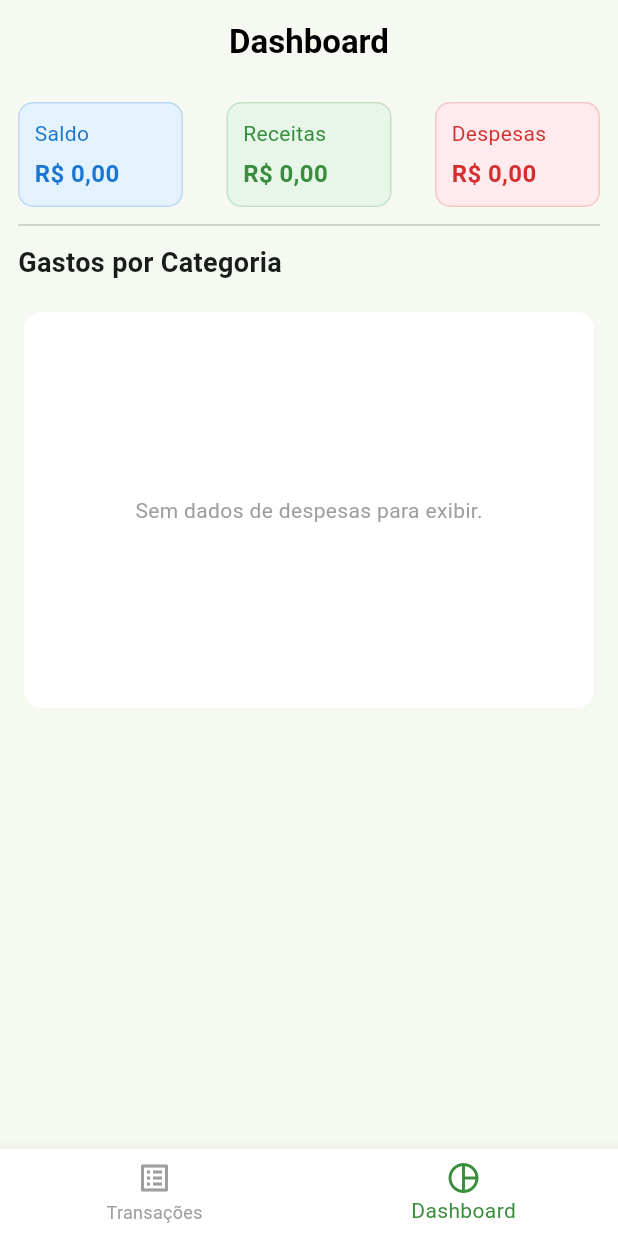
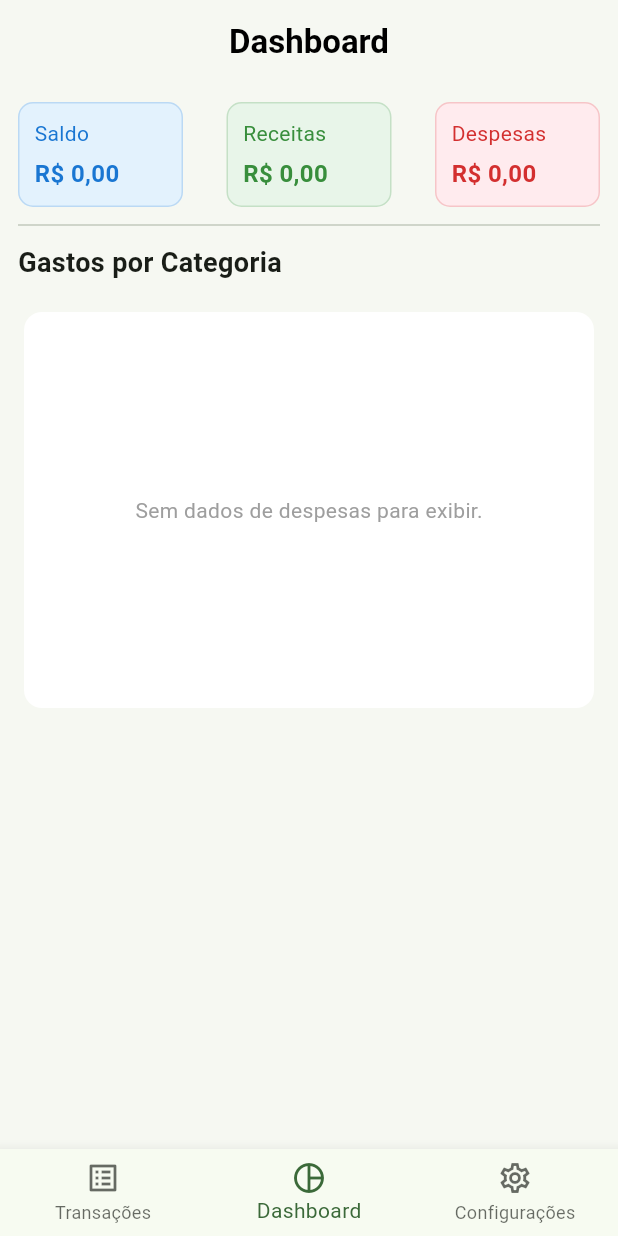
Before and after one commit to BernardoCorral/app-financas-flutter, a Flutter app: the screen it shows after launch, item 2 of the bottom bar chosen, on a phone screen of 412 x 824 dp. Run offline on Flutter 3.47's test engine with Material 3 defaults, Android fonts, the phone set to English and light mode, and no system bars; our stand-ins replace fl_chart, shared_preferences, sqflite; accounts and stored records are empty.

Commit message:
feat: tela de config

```diff
--- a/lib/main.dart
+++ b/lib/main.dart
@@ -2,14 +2,21 @@ import 'package:flutter/material.dart';
 import 'package:provider/provider.dart';
 
 import 'providers/transaction_provider.dart';
+import 'providers/settings_provider.dart';
+
 import 'screens/transactions/transactions_list_screen.dart';
 import 'screens/transactions/transaction_form_screen.dart';
 import 'screens/dashboard/dashboard_screen.dart';
+import 'screens/settings/settings_screen.dart';
 
 void main() {
   runApp(
-    ChangeNotifierProvider(
-      create: (_) => TransactionProvider()..loadMonth(),
+    MultiProvider(
+      providers: [
+        ChangeNotifierProvider(create: (_) => SettingsProvider()),
+        ChangeNotifierProvider(
+            create: (_) => TransactionProvider()..loadMonth()),
+      ],
       child: const MyApp(),
     ),
   );
@@ -20,13 +27,19 @@ class MyApp extends StatelessWidget {
 
   @override
   Widget build(BuildContext context) {
+    final s = context.watch<SettingsProvider>();
+
     return MaterialApp(
       title: 'Minhas Finanças',
       debugShowCheckedModeBanner: false,
+      themeMode: s.themeMode,
+      themeAnimationDuration: Duration.zero,
+      themeAnimationCurve: Curves.linear,
       theme: ThemeData(
+        useMaterial3: true,
         colorScheme: ColorScheme.fromSeed(
           seedColor: Colors.green,
-          background: const Color(0xFFF6F8F2),
+          brightness: Brightness.light,
         ),
         scaffoldBackgroundColor: const Color(0xFFF6F8F2),
         appBarTheme: const AppBarTheme(
@@ -35,11 +48,37 @@ class MyApp extends StatelessWidget {
           elevation: 0,
           centerTitle: true,
         ),
+        cardColor: Colors.white,
+        dividerColor: const Color(0xFFE5E7EB),
         floatingActionButtonTheme: FloatingActionButtonThemeData(
           backgroundColor: Colors.green.shade200,
           foregroundColor: Colors.black,
+          shape:
+              RoundedRectangleBorder(borderRadius: BorderRadius.circular(12)),
+        ),
+      ),
+      darkTheme: ThemeData(
+        useMaterial3: true,
+        colorScheme: ColorScheme.highContrastDark(
+          primary: Colors.greenAccent.shade400,
+          secondary: Colors.tealAccent.shade400,
+          surface: const Color.fromARGB(255, 42, 44, 46),
+          error: Colors.redAccent,
+        ),
+        scaffoldBackgroundColor: const Color.fromARGB(255, 28, 30, 32),
+        appBarTheme: const AppBarTheme(
+          foregroundColor: Colors.white,
+          backgroundColor: Colors.transparent,
+          elevation: 0,
+          centerTitle: true,
+        ),
+        cardColor: const Color(0xFF1A1C1E),
+        dividerColor: const Color(0xFF2C2D30),
+        floatingActionButtonTheme: const FloatingActionButtonThemeData(
+          backgroundColor: Color(0xFF2E7D32),
+          foregroundColor: Colors.white,
           shape: RoundedRectangleBorder(
-            borderRadius: BorderRadius.circular(12),
+            borderRadius: BorderRadius.all(Radius.circular(12)),
           ),
         ),
       ),
@@ -47,6 +86,7 @@ class MyApp extends StatelessWidget {
       routes: {
         '/': (context) => const HomeScreen(),
         '/transaction-form': (context) => const TransactionFormScreen(),
+        '/settings': (context) => const SettingsScreen(),
       },
     );
   }
@@ -65,21 +105,23 @@ class _HomeScreenState extends State<HomeScreen> {
   static const List<Widget> _screens = <Widget>[
     TransactionsListScreen(),
     DashboardScreen(),
+    SettingsScreen(),
   ];
 
   static const List<String> _titles = <String>[
     'Minhas Transações',
     'Dashboard',
+    'Configurações',
   ];
 
   void _onItemTapped(int index) {
-    setState(() {
-      _selectedIndex = index;
-    });
+    setState(() => _selectedIndex = index);
   }
 
   @override
   Widget build(BuildContext context) {
+    final cs = Theme.of(context).colorScheme;
+
     return Scaffold(
       appBar: AppBar(
         title: Text(
@@ -91,28 +133,24 @@ class _HomeScreenState extends State<HomeScreen> {
       bottomNavigationBar: BottomNavigationBar(
         currentIndex: _selectedIndex,
         onTap: _onItemTapped,
+        backgroundColor: cs.surface,
+        elevation: 8,
+        selectedItemColor: cs.primary,
+        unselectedItemColor: cs.onSurface.withOpacity(0.65),
         items: const <BottomNavigationBarItem>[
           BottomNavigationBarItem(
-            icon: Icon(Icons.list_alt),
-            label: 'Transações',
-          ),
+              icon: Icon(Icons.list_alt), label: 'Transações'),
           BottomNavigationBarItem(
-            icon: Icon(Icons.pie_chart_outline),
-            label: 'Dashboard',
-          ),
+              icon: Icon(Icons.pie_chart_outline), label: 'Dashboard'),
+          BottomNavigationBarItem(
+              icon: Icon(Icons.settings_outlined), label: 'Configurações'),
         ],
-        selectedItemColor: Colors.green.shade700,
-        unselectedItemColor: Colors.grey,
-        backgroundColor: Colors.white,
-        elevation: 8,
       ),
       floatingActionButton: _selectedIndex == 0
           ? FloatingActionButton(
-              backgroundColor: Colors.green.shade200,
-              child: const Icon(Icons.add, color: Colors.black),
-              onPressed: () {
-                Navigator.pushNamed(context, '/transaction-form');
-              },
+              onPressed: () =>
+                  Navigator.pushNamed(context, '/transaction-form'),
+              child: const Icon(Icons.add),
             )
           : null,
     );
--- a/lib/screens/dashboard/dashboard_screen.dart
+++ b/lib/screens/dashboard/dashboard_screen.dart
@@ -15,8 +15,20 @@ class DashboardScreen extends StatelessWidget {
     final despesas = provider.totalExpense;
     final gastosPorCategoria = provider.expenseByCategory;
 
-    // (Lógica das cores e 'sections' do gráfico - sem alteração)
-    final List<Color> chartColors = [
+    final isDark = Theme.of(context).brightness == Brightness.dark;
+
+    final List<Color> chartColors = isDark
+        ? [
+            const Color(0xFF81C784),
+            const Color(0xFF64B5F6),
+            const Color(0xFFE57373),
+            const Color(0xFFFFB74D),
+            const Color(0xFFBA68C8),
+            const Color(0xFF4DB6AC),
+            const Color(0xFFA1887F),
+            const Color(0xFFF06292),
+          ]
+        : [
             Colors.blue,
             Colors.red,
             Colors.green,
@@ -30,7 +42,6 @@ class DashboardScreen extends StatelessWidget {
     final List<PieChartSectionData> sections =
         gastosPorCategoria.entries.toList().asMap().entries.map((entry) {
       final index = entry.key;
-      final categoria = entry.value.key;
       final valor = entry.value.value;
       final percentual = despesas > 0 ? (valor / despesas) * 100 : 0.0;
 
@@ -54,39 +65,21 @@ class DashboardScreen extends StatelessWidget {
       child: Column(
         crossAxisAlignment: CrossAxisAlignment.stretch,
         children: [
-          Row(
+          const Row(
             mainAxisAlignment: MainAxisAlignment.spaceBetween,
             children: [
-              _ResumoCard(
-                titulo: 'Saldo',
-                valor: saldo,
-                corTexto: Colors.blue.shade700,
-                corFundo: Colors.blue.shade50,
-              ),
-              _ResumoCard(
-                titulo: 'Receitas',
-                valor: receitas,
-                corTexto: Colors.green.shade700,
-                corFundo: Colors.green.shade50,
-              ),
-              _ResumoCard(
-                titulo: 'Despesas',
-                valor: despesas,
-                corTexto: Colors.red.shade700,
-                corFundo: Colors.red.shade50,
-              ),
+              _ResumoCard(kind: _ResumoKind.saldo),
+              _ResumoCard(kind: _ResumoKind.receitas),
+              _ResumoCard(kind: _ResumoKind.despesas),
             ],
           ),
           const Divider(height: 24),
-
-          const Text(
-            'Gastos por Categoria',
-            style: TextStyle(fontSize: 18, fontWeight: FontWeight.bold),
-          ),
+          const Text('Gastos por Categoria',
+              style: TextStyle(fontSize: 18, fontWeight: FontWeight.bold)),
           const SizedBox(height: 16),
           Card(
             elevation: 0,
-            color: Colors.white,
+            color: Theme.of(context).cardColor,
             child: Padding(
               padding: const EdgeInsets.all(16),
               child: Column(
@@ -95,10 +88,8 @@ class DashboardScreen extends StatelessWidget {
                     const AspectRatio(
                       aspectRatio: 1.5,
                       child: Center(
-                        child: Text(
-                          'Sem dados de despesas para exibir.',
-                          style: TextStyle(color: Colors.grey),
-                        ),
+                        child: Text('Sem dados de despesas para exibir.',
+                            style: TextStyle(color: Colors.grey)),
                       ),
                     )
                   else
@@ -112,7 +103,6 @@ class DashboardScreen extends StatelessWidget {
                         ),
                       ),
                     ),
-
                   if (sections.isNotEmpty) ...[
                     const SizedBox(height: 20),
                     Wrap(
@@ -128,7 +118,8 @@ class DashboardScreen extends StatelessWidget {
                         final valor = entry.value.value;
                         return _LegendaItem(
                           color: chartColors[index % chartColors.length],
-                          texto: '$categoria (${formatCurrency(valor)})',
+                          texto:
+                              '$categoria (${formatCurrency(valor, context)})',
                         );
                       }).toList(),
                     ),
@@ -143,49 +134,69 @@ class DashboardScreen extends StatelessWidget {
   }
 }
 
+enum _ResumoKind { saldo, receitas, despesas }
+
 class _ResumoCard extends StatelessWidget {
-  final String titulo;
-  final double valor;
-  final Color corTexto;
-  final Color corFundo;
-
-  const _ResumoCard({
-    required this.titulo,
-    required this.valor,
-    required this.corTexto,
-    required this.corFundo,
-  });
+  final _ResumoKind kind;
+  const _ResumoCard({required this.kind});
 
   @override
   Widget build(BuildContext context) {
+    final provider = context.watch<TransactionProvider>();
+    final isDark = Theme.of(context).brightness == Brightness.dark;
+
+    final colorMap = {
+      _ResumoKind.saldo: isDark ? Colors.white : Colors.blue.shade700,
+      _ResumoKind.receitas: isDark ? Colors.white : Colors.green.shade700,
+      _ResumoKind.despesas: isDark ? Colors.white : Colors.red.shade700,
+    };
+    final bg = isDark
+        ? const Color(0xFF1A1C1E)
+        : {
+            _ResumoKind.saldo: Colors.blue.shade50,
+            _ResumoKind.receitas: Colors.green.shade50,
+            _ResumoKind.despesas: Colors.red.shade50,
+          }[kind]!;
+
+    final titulo = {
+      _ResumoKind.saldo: 'Saldo',
+      _ResumoKind.receitas: 'Receitas',
+      _ResumoKind.despesas: 'Despesas',
+    }[kind]!;
+
+    final valor = {
+      _ResumoKind.saldo: provider.balance,
+      _ResumoKind.receitas: provider.totalIncome,
+      _ResumoKind.despesas: provider.totalExpense,
+    }[kind]!;
+
     return Container(
       width: 110,
       padding: const EdgeInsets.all(10),
       decoration: BoxDecoration(
-        color: corFundo,
+        color: bg,
         borderRadius: BorderRadius.circular(10),
-        border: Border.all(color: corTexto.withOpacity(0.2)),
+        border: Border.all(
+          color: isDark ? Colors.white10 : colorMap[kind]!.withOpacity(0.2),
+        ),
       ),
       child: Column(
         crossAxisAlignment: CrossAxisAlignment.start,
         children: [
-          Text(titulo, style: TextStyle(color: corTexto)),
+          Text(titulo, style: TextStyle(color: colorMap[kind]!)),
           const SizedBox(height: 5),
           Text(
-            formatCurrency(valor),
+            formatCurrency(valor, context),
             style: TextStyle(
-              color: corTexto,
+                color: colorMap[kind]!,
                 fontWeight: FontWeight.bold,
-              fontSize: 16,
-            ),
+                fontSize: 16),
           ),
         ],
       ),
     );
   }
 }
-
-
 
 class _LegendaItem extends StatelessWidget {
   final Color color;
@@ -201,11 +212,7 @@ class _LegendaItem extends StatelessWidget {
         Container(
             width: 12,
             height: 12,
-          decoration: BoxDecoration(
-            color: color,
-            shape: BoxShape.circle,
-          ),
-        ),
+            decoration: BoxDecoration(color: color, shape: BoxShape.circle)),
         const SizedBox(width: 6),
         Text(texto),
       ],
--- a/lib/screens/transactions/transactions_list_screen.dart
+++ b/lib/screens/transactions/transactions_list_screen.dart
@@ -1,6 +1,7 @@
 import 'package:flutter/material.dart';
 import 'package:provider/provider.dart';
 import 'package:flutter_application_1/providers/transaction_provider.dart';
+import 'package:flutter_application_1/providers/settings_provider.dart';
 import 'package:flutter_application_1/widgets/transaction_tile.dart';
 import 'package:flutter_application_1/utils/formatters.dart';
 
@@ -10,41 +11,46 @@ class TransactionsListScreen extends StatelessWidget {
   @override
   Widget build(BuildContext context) {
     final provider = context.watch<TransactionProvider>();
+    final s = context.watch<SettingsProvider>();
     final transacoes = provider.transactions;
     final saldo = provider.balance;
     final receitas = provider.totalIncome;
     final despesas = provider.totalExpense;
 
+    final isDark = Theme.of(context).brightness == Brightness.dark;
+
+    final saldoColors = _ResumoColors(
+      text: isDark ? Colors.white : Colors.blue.shade700,
+      bg: isDark ? const Color(0xFF1A1C1E) : Colors.blue.shade50,
+      border: isDark ? Colors.white10 : Colors.blue.shade700.withOpacity(0.2),
+    );
+    final receitaColors = _ResumoColors(
+      text: isDark ? Colors.white : Colors.green.shade700,
+      bg: isDark ? const Color(0xFF1A1C1E) : Colors.green.shade50,
+      border: isDark ? Colors.white10 : Colors.green.shade700.withOpacity(0.2),
+    );
+    final despesaColors = _ResumoColors(
+      text: isDark ? Colors.white : Colors.red.shade700,
+      bg: isDark ? const Color(0xFF1A1C1E) : Colors.red.shade50,
+      border: isDark ? Colors.white10 : Colors.red.shade700.withOpacity(0.2),
+    );
 
     return Padding(
       padding: const EdgeInsets.all(12),
       child: Column(
         children: [
+          if (s.showBalanceOnHome)
             Row(
               mainAxisAlignment: MainAxisAlignment.spaceBetween,
               children: [
+                _ResumoCard(titulo: 'Saldo', valor: saldo, c: saldoColors),
                 _ResumoCard(
-                titulo: 'Saldo',
-                valor: saldo,
-                corTexto: Colors.blue.shade700,
-                corFundo: Colors.blue.shade50,
-              ),
+                    titulo: 'Receitas', valor: receitas, c: receitaColors),
                 _ResumoCard(
-                titulo: 'Receitas',
-                valor: receitas,
-                corTexto: Colors.green.shade700,
-                corFundo: Colors.green.shade50,
-              ),
-              _ResumoCard(
-                titulo: 'Despesas',
-                valor: despesas,
-                corTexto: Colors.red.shade700,
-                corFundo: Colors.red.shade50,
-              ),
+                    titulo: 'Despesas', valor: despesas, c: despesaColors),
               ],
             ),
           const Divider(height: 20),
-
           Expanded(
             child: transacoes.isEmpty
                 ? const Center(
@@ -54,14 +60,10 @@ class TransactionsListScreen extends StatelessWidget {
                         Icon(Icons.wallet_outlined,
                             size: 60, color: Colors.grey),
                         SizedBox(height: 10),
-                        Text(
-                          'Nenhuma transação ainda 😅',
-                          style: TextStyle(color: Colors.grey, fontSize: 15),
-                        ),
-                        Text(
-                          'Adicione com o botão +',
-                          style: TextStyle(color: Colors.grey),
-                        ),
+                        Text('Nenhuma transação ainda 😅',
+                            style: TextStyle(color: Colors.grey, fontSize: 15)),
+                        Text('Adicione com o botão +',
+                            style: TextStyle(color: Colors.grey)),
                       ],
                     ),
                   )
@@ -76,10 +78,8 @@ class TransactionsListScreen extends StatelessWidget {
                         background: Container(
                           color: Colors.red,
                           alignment: Alignment.centerRight,
-                          padding:
-                              const EdgeInsets.symmetric(horizontal: 20),
-                          child: const Icon(Icons.delete,
-                              color: Colors.white),
+                          padding: const EdgeInsets.symmetric(horizontal: 20),
+                          child: const Icon(Icons.delete, color: Colors.white),
                         ),
                         onDismissed: (_) async {
                           await context
@@ -88,15 +88,10 @@ class TransactionsListScreen extends StatelessWidget {
                           ScaffoldMessenger.of(context).showSnackBar(
                             SnackBar(
                                 content: Text('${tx.description} excluída.'),
-                              duration: const Duration(seconds: 2),
-                            ),
+                                duration: const Duration(seconds: 2)),
                           );
                         },
-                        child: TransactionTile(
-                          tx: tx,
-                          onEdit: () {
-                          },
-                        ),
+                        child: TransactionTile(tx: tx, onEdit: () {}),
                       );
                     },
                   ),
@@ -107,17 +102,23 @@ class TransactionsListScreen extends StatelessWidget {
   }
 }
 
+class _ResumoColors {
+  final Color text;
+  final Color bg;
+  final Color border;
+  const _ResumoColors(
+      {required this.text, required this.bg, required this.border});
+}
+
 class _ResumoCard extends StatelessWidget {
   final String titulo;
   final double valor;
-  final Color corTexto;
-  final Color corFundo;
+  final _ResumoColors c;
 
   const _ResumoCard({
     required this.titulo,
     required this.valor,
-    required this.corTexto,
-    required this.corFundo,
+    required this.c,
   });
 
   @override
@@ -126,22 +127,19 @@ class _ResumoCard extends StatelessWidget {
       width: 110,
       padding: const EdgeInsets.all(10),
       decoration: BoxDecoration(
-        color: corFundo,
+        color: c.bg,
         borderRadius: BorderRadius.circular(10),
-        border: Border.all(color: corTexto.withOpacity(0.2)),
+        border: Border.all(color: c.border),
       ),
       child: Column(
         crossAxisAlignment: CrossAxisAlignment.start,
         children: [
-          Text(titulo, style: TextStyle(color: corTexto)),
+          Text(titulo, style: TextStyle(color: c.text)),
           const SizedBox(height: 5),
           Text(
-            formatCurrency(valor),
+            formatCurrency(valor, context),
             style: TextStyle(
-              color: corTexto,
-              fontWeight: FontWeight.bold,
-              fontSize: 16,
-            ),
+                color: c.text, fontWeight: FontWeight.bold, fontSize: 16),
           ),
         ],
       ),
```
Also changed, not shown: lib/providers/settings_provider.dart (added, +127 -0 lines), lib/screens/settings/settings_screen.dart (+129 -0 lines), lib/screens/transactions/transaction_form_screen.dart (+10 -26 lines), lib/utils/formatters.dart (+50 -13 lines). Lines whose indentation alone changed are shown as unchanged.
